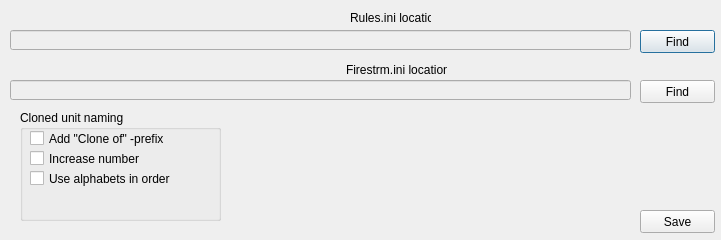
PTapioK/TSWaveMaker, file src/settingsdialog.ui: the form before one commit.
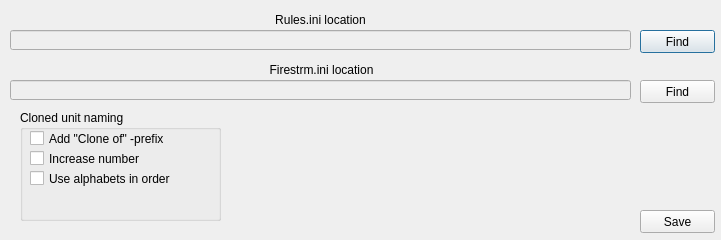
The form after the commit.

Commit message: Some GUI fine tuning and fixed some compiler warnings.

The edit to the form file:
```diff
--- a/src/settingsdialog.ui
+++ b/src/settingsdialog.ui
@@ -40,15 +40,18 @@
   <widget class="QLabel" name="label">
    <property name="geometry">
     <rect>
-     <x>350</x>
+     <x>10</x>
      <y>10</y>
-     <width>81</width>
-     <height>16</height>
+     <width>621</width>
+     <height>20</height>
     </rect>
    </property>
    <property name="text">
     <string>Rules.ini location</string>
    </property>
+   <property name="alignment">
+    <set>Qt::AlignCenter</set>
+   </property>
   </widget>
   <widget class="QPushButton" name="rulesFind">
    <property name="geometry">
@@ -95,15 +98,18 @@
   <widget class="QLabel" name="label_2">
    <property name="geometry">
     <rect>
-     <x>346</x>
+     <x>6</x>
      <y>60</y>
-     <width>101</width>
+     <width>631</width>
      <height>20</height>
     </rect>
    </property>
    <property name="text">
     <string>Firestrm.ini location</string>
    </property>
+   <property name="alignment">
+    <set>Qt::AlignCenter</set>
+   </property>
   </widget>
   <widget class="QPushButton" name="saveButton">
    <property name="geometry">
```
The commit also changes 7 other files.
